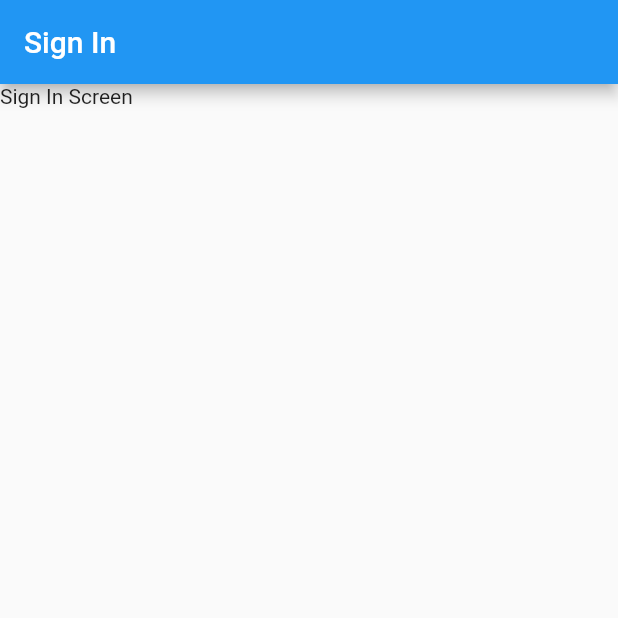
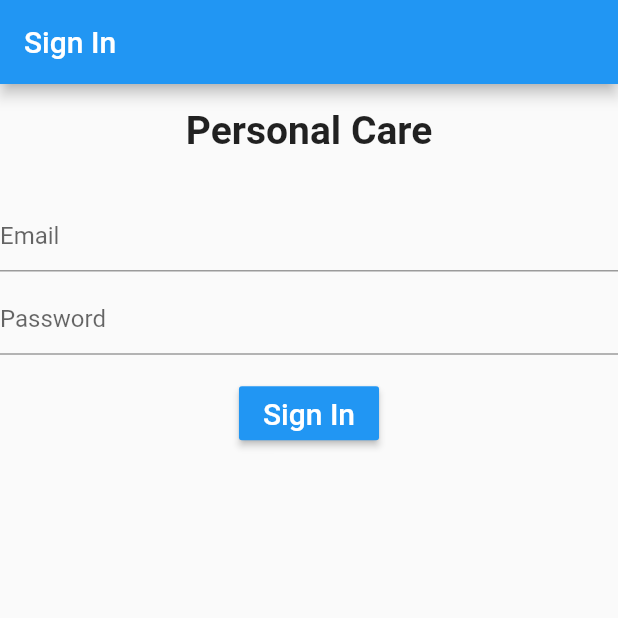
Before and after one commit to michaelSink/SDD-Project, a Flutter app: the screen it shows after launch, on a phone screen of 412 x 824 dp, the top half of it. Run offline on Flutter 3.47's test engine with Material 2 defaults, Android fonts, the phone set to English and light mode, and no system bars; our stand-ins replace firebase_auth; accounts and stored records are empty.

Commit message:
SignIn/HomeScreen/Perscription Model

```diff
--- /dev/null
+++ b/lib/controller/firebasecontroller.dart
@@ -0,0 +1,13 @@
+import 'package:firebase_auth/firebase_auth.dart';
+
+class FirebaseController{
+
+  static Future signIn(String email, String password) async{
+    AuthResult auth = await FirebaseAuth.instance.signInWithEmailAndPassword(
+      email: email,
+      password: password
+    );
+    return auth.user;
+  }
+
+}
--- a/lib/main.dart
+++ b/lib/main.dart
@@ -1,3 +1,4 @@
+import 'package:SDD_Project/screens/home_screen.dart';
 import 'package:SDD_Project/screens/signin_screen.dart';
 import 'package:flutter/material.dart';
 
@@ -18,6 +19,7 @@ class AppRoutes extends StatelessWidget{
 
       routes: {
         SignInScreen.routeName: (context) => SignInScreen(),
+        HomeScreen.routeName: (context) => HomeScreen(),
       }
 
     );
--- a/lib/screens/signin_screen.dart
+++ b/lib/screens/signin_screen.dart
@@ -1,3 +1,7 @@
+import 'package:SDD_Project/controller/firebasecontroller.dart';
+import 'package:SDD_Project/screens/home_screen.dart';
+import 'package:SDD_Project/screens/views/mydialog.dart';
+import 'package:firebase_auth/firebase_auth.dart';
 import 'package:flutter/material.dart';
 
 class SignInScreen extends StatefulWidget{
@@ -15,6 +19,15 @@ class SignInScreen extends StatefulWidget{
 
 class _SignInState extends State<SignInScreen>{
 
+  _Controller con;
+  var formKey = GlobalKey<FormState>();
+
+  @override
+  void initState(){
+    super.initState();
+    con = _Controller(this);
+  }
+
   @override
   Widget build(BuildContext context) {
 
@@ -25,10 +38,128 @@ class _SignInState extends State<SignInScreen>{
         title: Text("Sign In"),
 
       ),
-      body: Text('Sign In Screen'),
+      body: SingleChildScrollView(
+
+        child: Form(
+
+          key: formKey,
+          child: Column(
+
+            children: [
+              Container(
+                padding: EdgeInsets.all(16.0),
+                child: Text(
+                  'Personal Care',
+                  style: TextStyle(fontSize: 26, fontWeight: FontWeight.bold),
+                  ),
+              ),
+              SizedBox(height: 15,),
+              TextFormField(
+                decoration: InputDecoration(
+                  hintText: 'Email',
+                ),
+                keyboardType: TextInputType.emailAddress,
+                autocorrect: false,
+                validator: con.validatorEmail,
+                onSaved: con.onSavedEmail,
+              ),
+              SizedBox(height: 7.5,),
+              TextFormField(
+                decoration: InputDecoration(
+                  hintText: 'Password',
+                ),
+                obscureText: true,
+                autocorrect: false,
+                validator: con.validatorPassword,
+                onSaved: con.onSavedPassword,
+              ),
+              SizedBox(height: 15,),
+              RaisedButton(
+                child: Text(
+                  'Sign In',
+                  style: TextStyle(fontSize: 20.0, color: Colors.white),
+                ),
+                color: Colors.blue,
+                onPressed: con.signIn,
+              ),
+
+            ],
+
+          ),
+
+        ),
+
+      ),
 
     );
 
   }
 
 }
+
+class _Controller {
+
+  _SignInState _state;
+  _Controller(this._state);
+  String email;
+  String password;
+
+  void signIn() async{
+
+    if(!_state.formKey.currentState.validate()){
+      return;
+    }
+
+    _state.formKey.currentState.save();
+
+    MyDialog.circularProgressStart(_state.context);
+    FirebaseUser user;
+    try{
+
+      user = await FirebaseController.signIn(email, password);
+      print('User: $user');
+
+    }catch(e){
+
+      MyDialog.circularProgressEnd(_state.context);
+      MyDialog.info(
+        context: _state.context,
+        content: e.message ?? e.toString(),
+        title: 'Sign In Error',
+      );
+      return;
+
+    }
+
+    MyDialog.circularProgressEnd(_state.context);
+
+    Navigator.pushReplacementNamed(_state.context, HomeScreen.routeName,
+        arguments: {'user': user});
+
+  }
+
+  String validatorEmail(String value) {
+    if (value == null || !value.contains('@') || !value.contains('.')) {
+      return 'Invalid email address';
+    } else {
+      return null;
+    }
+  }
+
+  void onSavedEmail(String value) {
+    email = value.trim();
+  }
+
+  String validatorPassword(String value) {
+    if (value == null || value.trim().length < 6) {
+      return 'Invalid Password Format';
+    } else {
+      return null;
+    }
+  }
+
+  void onSavedPassword(String value) {
+    password = value.trim();
+  }
+
+}
--- a/pubspec.yaml
+++ b/pubspec.yaml
@@ -23,6 +23,10 @@ environment:
 dependencies:
   flutter:
     sdk: flutter
+  firebase_core: ^0.4.5
+  firebase_auth: ^0.16.1
+  cloud_firestore: ^0.13.6
+  firebase_storage: ^3.1.6
 
 
   # The following adds the Cupertino Icons font to your application.
```
Also changed, not shown: lib/model/perscription.dart (added, +108 -0 lines), lib/screens/home_screen.dart (added, +32 -0 lines), lib/screens/views/mydialog.dart (added, +39 -0 lines), lib/screens/perscription_screen.dart (added), pubspec.lock, 6 other files.
